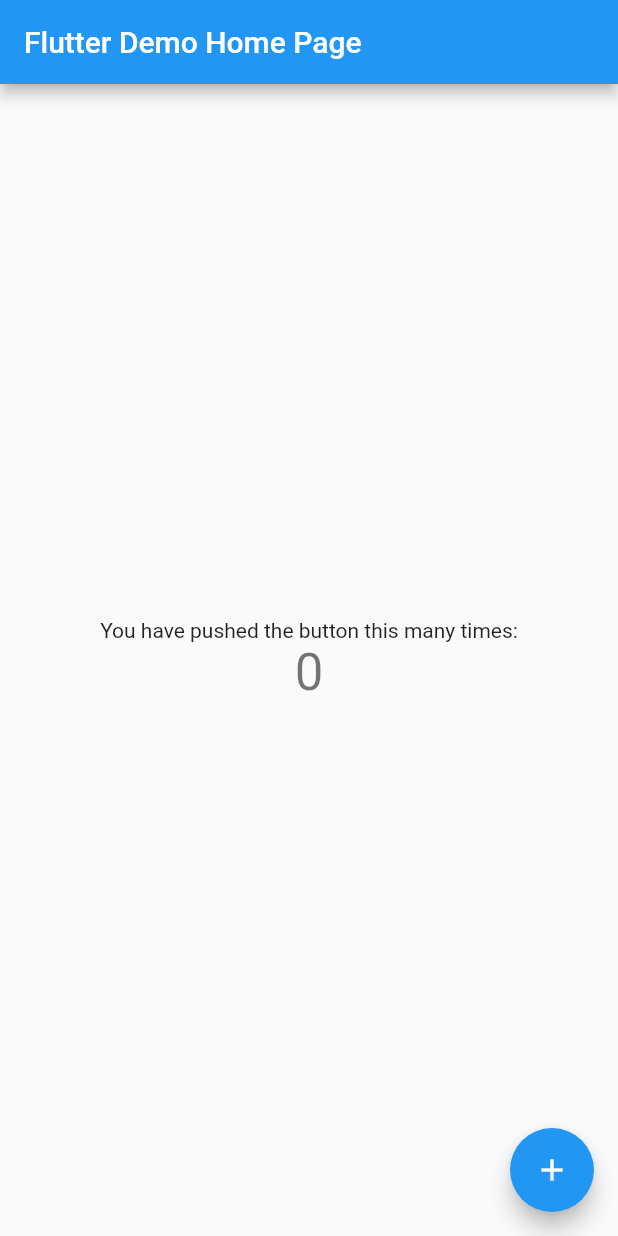
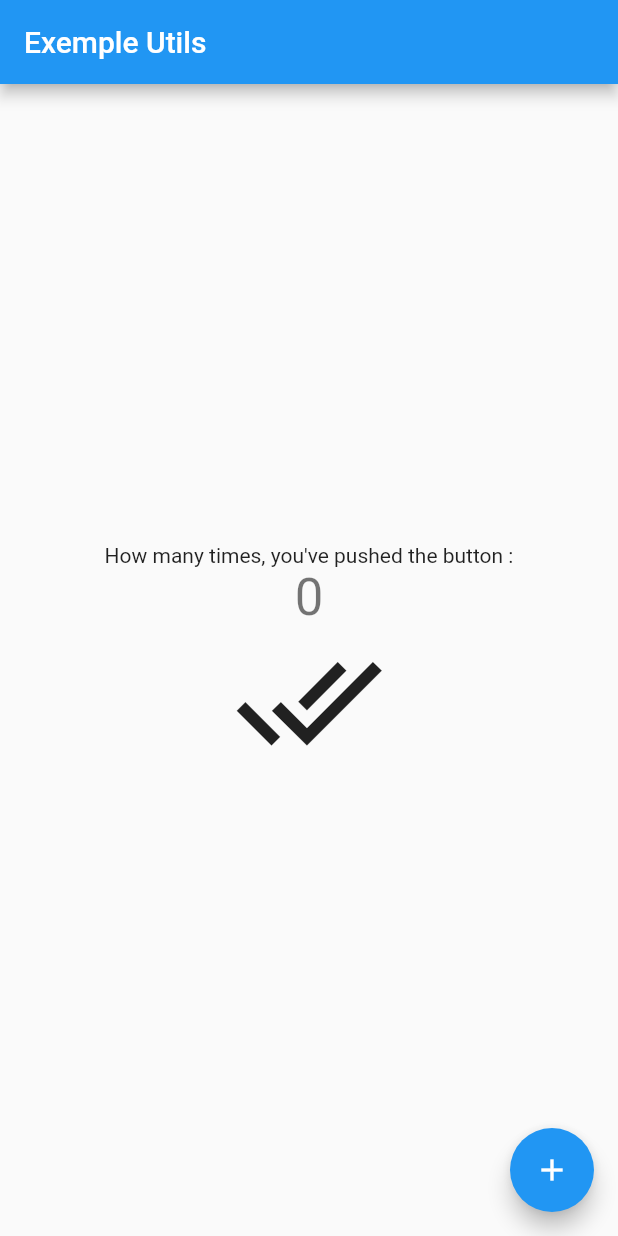
Before and after one commit to lordyhas/utils_component, a Flutter app: the screen it shows after launch, on a phone screen of 412 x 824 dp. Run offline on Flutter 3.47's test engine with Material 2 defaults, Android fonts, the phone set to English and light mode, and no system bars.

Commit message:
2st commit

```diff
--- a/exemple/lib/main.dart
+++ b/exemple/lib/main.dart
@@ -1,43 +1,25 @@
 import 'package:flutter/material.dart';
+import 'package:utils_component/utils_component.dart';
 
 void main() {
   runApp(MyApp());
 }
 
 class MyApp extends StatelessWidget {
-  // This widget is the root of your application.
   @override
   Widget build(BuildContext context) {
     return MaterialApp(
       title: 'Flutter Demo',
       theme: ThemeData(
-        // This is the theme of your application.
-        //
-        // Try running your application with "flutter run". You'll see the
-        // application has a blue toolbar. Then, without quitting the app, try
-        // changing the primarySwatch below to Colors.green and then invoke
-        // "hot reload" (press "r" in the console where you ran "flutter run",
-        // or simply save your changes to "hot reload" in a Flutter IDE).
-        // Notice that the counter didn't reset back to zero; the application
-        // is not restarted.
         primarySwatch: Colors.blue,
       ),
-      home: MyHomePage(title: 'Flutter Demo Home Page'),
+      home: MyHomePage(title: 'Exemple Utils'),
     );
   }
 }
 
 class MyHomePage extends StatefulWidget {
   MyHomePage({Key key, this.title}) : super(key: key);
-
-  // This widget is the home page of your application. It is stateful, meaning
-  // that it has a State object (defined below) that contains fields that affect
-  // how it looks.
-
-  // This class is the configuration for the state. It holds the values (in this
-  // case the title) provided by the parent (in this case the App widget) and
-  // used by the build method of the State. Fields in a Widget subclass are
-  // always marked "final".
 
   final String title;
 
@@ -50,55 +32,43 @@ class _MyHomePageState extends State<MyHomePage> {
 
   void _incrementCounter() {
     setState(() {
-      // This call to setState tells the Flutter framework that something has
-      // changed in this State, which causes it to rerun the build method below
-      // so that the display can reflect the updated values. If we changed
-      // _counter without calling setState(), then the build method would not be
-      // called again, and so nothing would appear to happen.
       _counter++;
     });
   }
 
   @override
   Widget build(BuildContext context) {
-    // This method is rerun every time setState is called, for instance as done
-    // by the _incrementCounter method above.
-    //
-    // The Flutter framework has been optimized to make rerunning build methods
-    // fast, so that you can just rebuild anything that needs updating rather
-    // than having to individually change instances of widgets.
     return Scaffold(
       appBar: AppBar(
-        // Here we take the value from the MyHomePage object that was created by
-        // the App.build method, and use it to set our appbar title.
+
         title: Text(widget.title),
       ),
       body: Center(
-        // Center is a layout widget. It takes a single child and positions it
-        // in the middle of the parent.
+
         child: Column(
-          // Column is also a layout widget. It takes a list of children and
-          // arranges them vertically. By default, it sizes itself to fit its
-          // children horizontally, and tries to be as tall as its parent.
-          //
-          // Invoke "debug painting" (press "p" in the console, choose the
-          // "Toggle Debug Paint" action from the Flutter Inspector in Android
-          // Studio, or the "Toggle Debug Paint" command in Visual Studio Code)
-          // to see the wireframe for each widget.
-          //
-          // Column has various properties to control how it sizes itself and
-          // how it positions its children. Here we use mainAxisAlignment to
-          // center the children vertically; the main axis here is the vertical
-          // axis because Columns are vertical (the cross axis would be
-          // horizontal).
           mainAxisAlignment: MainAxisAlignment.center,
           children: <Widget>[
             Text(
-              'You have pushed the button this many times:',
+              'How many times, you\'ve pushed the button :',
             ),
             Text(
-              '$_counter',
+              '$_counter'..concat(' times'),
               style: Theme.of(context).textTheme.headline4,
+            ),
+            BooleanBuilder(
+              check: _counter == 3,
+              ifTrue: Ink(
+                  decoration: BoxDecoration(
+                      shape: BoxShape.circle
+                  ),
+                  child: Icon(Icons.do_disturb_alt_outlined, size: 100,)
+              ),
+              ifFalse: Ink(
+                  decoration: BoxDecoration(
+                      shape: BoxShape.circle
+                  ),
+                  child: Icon(Icons.done_all, size: 100,)
+              ),
             ),
           ],
         ),
@@ -107,7 +77,7 @@ class _MyHomePageState extends State<MyHomePage> {
         onPressed: _incrementCounter,
         tooltip: 'Increment',
         child: Icon(Icons.add),
-      ), // This trailing comma makes auto-formatting nicer for build methods.
+      ),
     );
   }
 }
--- a/exemple/pubspec.yaml
+++ b/exemple/pubspec.yaml
@@ -23,6 +23,9 @@ environment:
 dependencies:
   flutter:
     sdk: flutter
+
+  utils_component:
+    path: ../
 
 
   # The following adds the Cupertino Icons font to your application.
```
Also changed, not shown: exemple/pubspec.lock.
